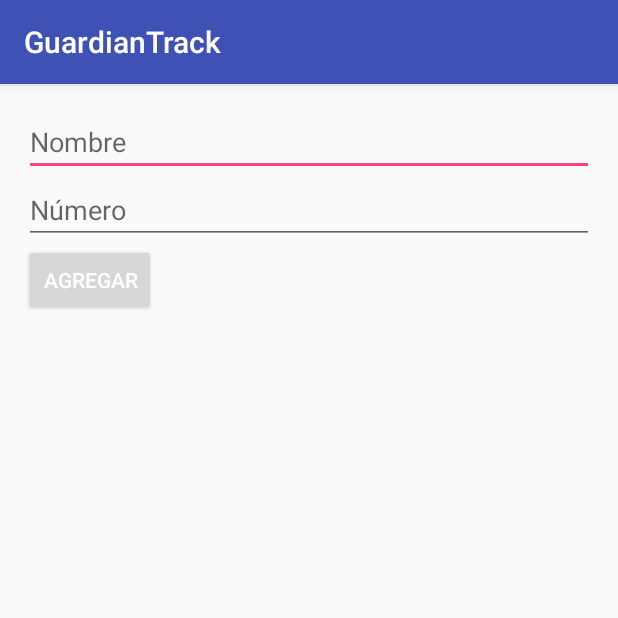
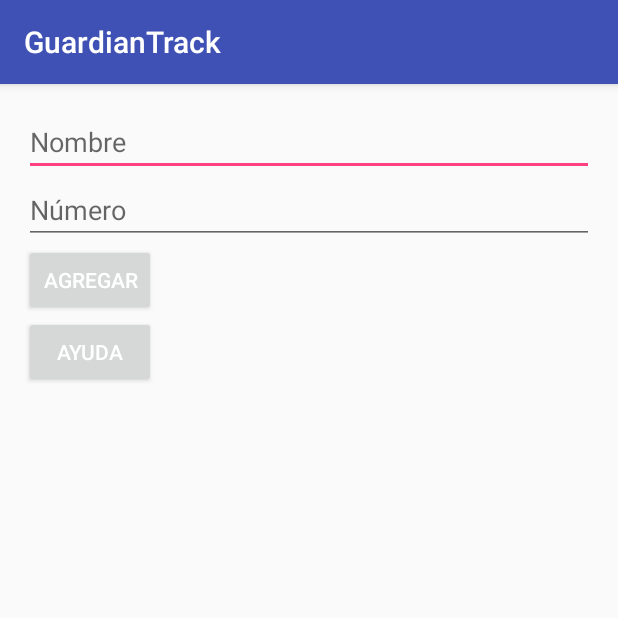
Before and after one commit to vmichelmtz17/GuardianTrackITT-Residencia, an Android app: the Contacto screen opened directly, with no data from a screen before it, on a phone screen of 412 x 824 dp, the top half of it. Run offline under Robolectric (Android 15) with nearby library versions, the phone set to English and light mode, and no system bars; our stand-ins replace Firebase (no records; nobody signed in at launch, a user with empty details on screens opened directly).

Commit message:
version005

```diff
--- a/app/src/main/java/com/residencia/guardiantrackitt/Contacto.java
+++ b/app/src/main/java/com/residencia/guardiantrackitt/Contacto.java
@@ -32,7 +32,7 @@ public class Contacto extends AppCompatActivity {
 
     private EditText editTextNombre;
     private EditText editTextNumero;
-    private Button buttonAgregar;
+    private Button buttonAgregar, buttonMensajeTemporal;
     private ListView listViewContactos;
     private DatabaseReference contactosRef;
     private ContactoAdapter contactoAdapter;
@@ -46,6 +46,7 @@ public class Contacto extends AppCompatActivity {
         editTextNumero = findViewById(R.id.editTextNumero);
         buttonAgregar = findViewById(R.id.buttonAgregar);
         listViewContactos = findViewById(R.id.listViewContactos);
+        Button buttonMensajeTemporal = findViewById(R.id.buttonMensajeTemporal);
 
         contactosRef = FirebaseDatabase.getInstance().getReference("contactos");
 
@@ -65,6 +66,14 @@ public class Contacto extends AppCompatActivity {
             }
         });
 
+        buttonMensajeTemporal.setOnClickListener(new View.OnClickListener() {
+            @Override
+            public void onClick(View v) {
+                mostrarMensajeTemporal();
+            }
+        });
+
+
         listViewContactos.setOnItemClickListener(new AdapterView.OnItemClickListener() {
             @Override
             public void onItemClick(AdapterView<?> parent, View view, int position, long id) {
@@ -75,6 +84,11 @@ public class Contacto extends AppCompatActivity {
 
         mostrarContactosDesdeFirebase();
     }
+
+    private void mostrarMensajeTemporal() {
+        Toast.makeText(this, "Selecciona un contacto para realizar acciones", Toast.LENGTH_SHORT).show();
+    }
+
 
     private void mostrarContactosDesdeFirebase() {
         Query query = contactosRef.orderByKey();
@@ -151,6 +165,8 @@ public class Contacto extends AppCompatActivity {
             Toast.makeText(this, "WhatsApp no está instalado en tu dispositivo", Toast.LENGTH_SHORT).show();
         }
     }
+
+
     private void mostrarDialogEditarContacto(final ContactoModel contacto) {
         try {
             AlertDialog.Builder dialogBuilder = new AlertDialog.Builder(this);
--- a/app/src/main/res/layout/activity_contacto.xml
+++ b/app/src/main/res/layout/activity_contacto.xml
@@ -25,6 +25,13 @@
         android:layout_height="wrap_content"
         android:text="Agregar" />
 
+    <Button
+        android:id="@+id/buttonMensajeTemporal"
+        android:layout_width="wrap_content"
+        android:layout_height="wrap_content"
+        android:text="Ayuda" />
+
+
     <ListView
         android:id="@+id/listViewContactos"
         android:layout_width="match_parent"
```
